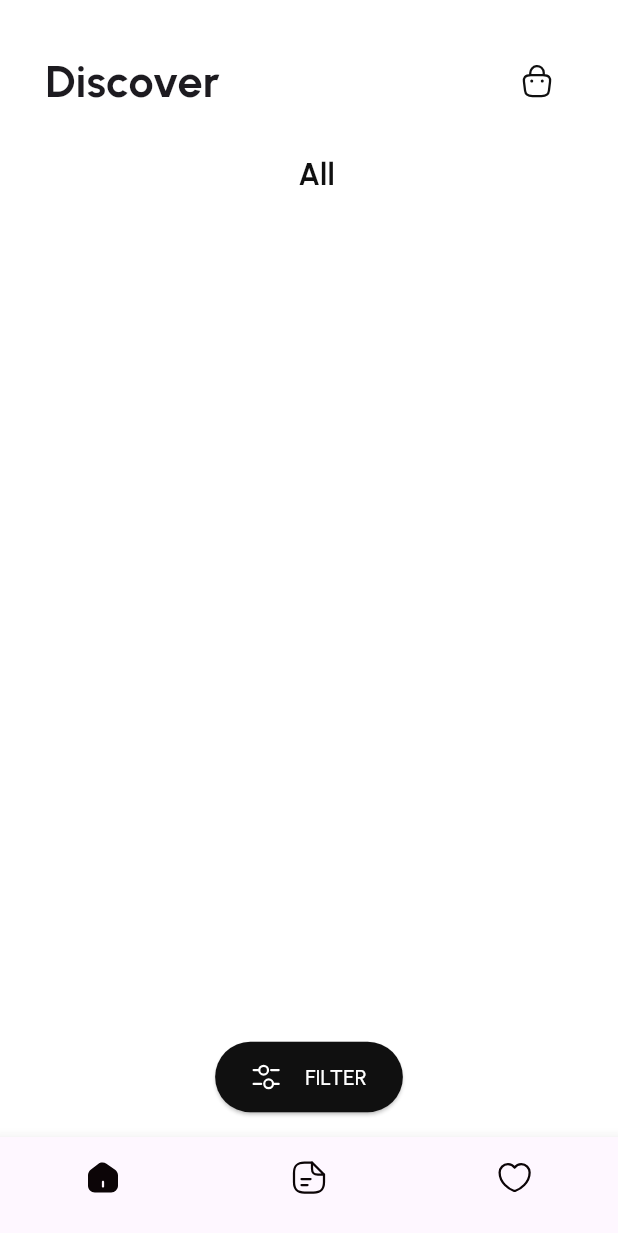
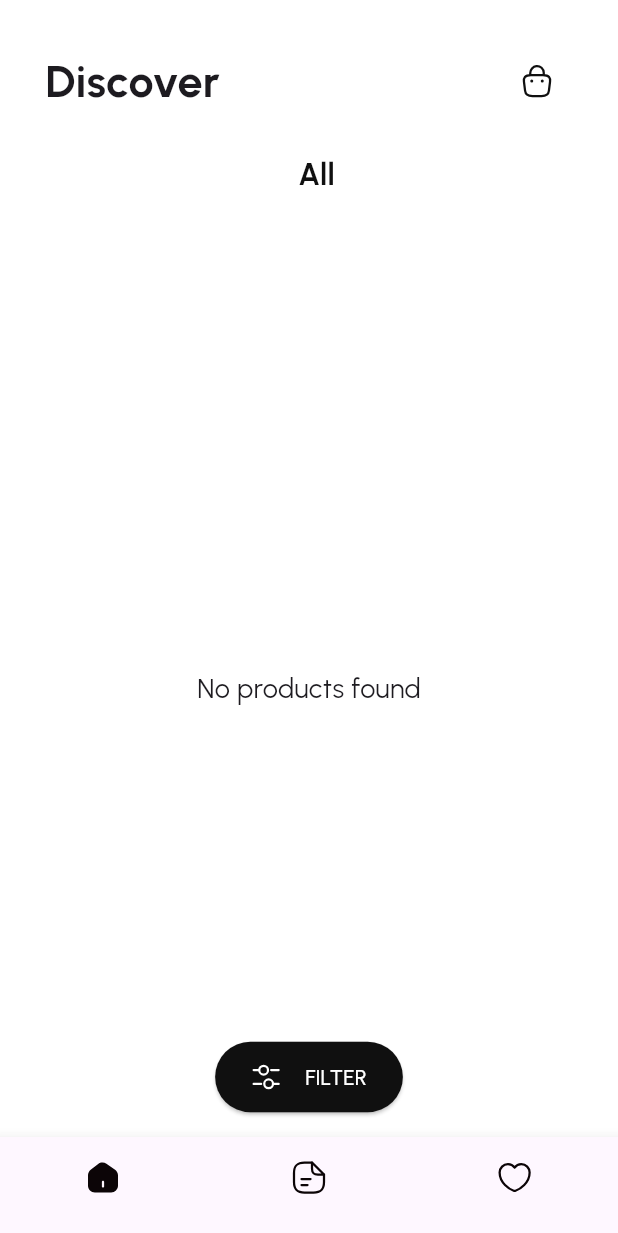
Before and after one commit to JustineUgo/shoeapp, a Flutter app: the DiscoveryScreen screen opened by its route, on a phone screen of 412 x 824 dp. Shown: the top 1233 px of the screen. Run offline on Flutter 3.47's test engine with Material 3 defaults, Android fonts, the phone set to English and light mode, and no system bars; our stand-ins replace auto_route, cloud_firestore, firebase_auth, firebase_core, flutter_svg, font_awesome_flutter and 4 more; accounts and stored records are empty.

```diff
--- a/lib/src/app/home/discovery/discovery_screen.dart
+++ b/lib/src/app/home/discovery/discovery_screen.dart
@@ -25,6 +25,7 @@ class _DiscoveryScreenState extends State<DiscoveryScreen> {
   final firebaseService = getIt<FirebaseService>();
   BrandSegment segment = BrandSegment.all;
   String brandFilter = '';
+  bool isRetrying = false;
 
   @override
   void dispose() {
@@ -51,6 +52,13 @@ class _DiscoveryScreenState extends State<DiscoveryScreen> {
       );
     }
   }
+
+  void retryFetch() {
+    setState(() {
+      isRetrying = true;
+    });
+  }
+
 
   @override
   Widget build(BuildContext context) {
@@ -79,7 +87,10 @@ class _DiscoveryScreenState extends State<DiscoveryScreen> {
                 crossAxisAlignment: CrossAxisAlignment.center,
                 children: [
                   const Text('Discover', style: TextStyle(fontSize: 30, fontWeight: FontWeight.bold)),
-                  IconButton(onPressed: () => context.router.push(const CartRoute()), icon: SvgPicture.asset(ShoeslyIcons.cartIcon)),
+                  IconButton(
+                    onPressed: () => context.router.push(const CartRoute()),
+                    icon: SvgPicture.asset(ShoeslyIcons.cartIcon),
+                  ),
                 ],
               ),
             ),
@@ -92,16 +103,17 @@ class _DiscoveryScreenState extends State<DiscoveryScreen> {
                   stream: firebaseService.getCollectionStream(collection: 'brands'),
                   builder: (context, snapshot) {
                     if (snapshot.hasError) {
-                        return const Padding(
-                          padding: EdgeInsets.only(right: 20),
-                          child: Text(
-                            'All',
-                            style: TextStyle(fontSize: 20, fontWeight: FontWeight.bold),
+                      return Column(
+                        children: [
+                          Text('Error: ${snapshot.error}'),
+                          ElevatedButton(
+                            onPressed: retryFetch,
+                            child: const  Text('Retry'),
                           ),
+                        ],
                       );
                     }
-                      //TODO: shimmer
-                      if (snapshot.connectionState == ConnectionState.waiting) {
+                    if (snapshot.connectionState == ConnectionState.waiting|| isRetrying) {
                       return const Center(child: CircularProgressIndicator());
                     }
 
@@ -122,8 +134,7 @@ class _DiscoveryScreenState extends State<DiscoveryScreen> {
                             ),
                           ),
                         ),
-                          ...data.docs.map(
-                            (doc) {
+                        ...data.docs.map((doc) {
                           Brand brand = Brand.fromJson(doc.data() as Map<String, Object?>);
                           return InkWell(
                             onTap: () {
@@ -146,11 +157,11 @@ class _DiscoveryScreenState extends State<DiscoveryScreen> {
                               ),
                             ),
                           );
+                        }),
+                      ],
+                    );
                   },
                 ),
-                        ],
-                      );
-                    }),
               ),
             ),
             const SizedBox(height: 30),
@@ -164,9 +175,16 @@ class _DiscoveryScreenState extends State<DiscoveryScreen> {
                   if (userSnapshot.connectionState == ConnectionState.waiting) {
                     return const Center(child: CircularProgressIndicator());
                   }
-
                   if (userSnapshot.hasError) {
-                      return const Center(child: Text('Something went wrong'));
+                    return Center(child: Column(
+                      children: [
+                        Text('Error: ${userSnapshot.error}'),
+                        ElevatedButton(
+                          onPressed: retryFetch,
+                          child: const  Text('Retry'),
+                        ),
+                      ],
+                    ));
                   }
 
                   final userDoc = userSnapshot.data;
@@ -179,15 +197,30 @@ class _DiscoveryScreenState extends State<DiscoveryScreen> {
                       ref: segment == BrandSegment.brand ? FirebaseFirestore.instance.collection('brands').doc(brandFilter) : null,
                     ),
                     builder: (context, snapshot) {
-                          if (snapshot.hasError) {
-                            return const Center(child: Text('Something went wrong'));
+                      if (snapshot.hasError) {return Center(child: Column(
+                          children: [
+                            Text('Error: ${snapshot.error}'),
+                            ElevatedButton(
+                              onPressed: retryFetch,
+                              child: const Text('Retry'),
+                            ),
+                          ],
+                        ));
                       }
-
-                          if (snapshot.connectionState == ConnectionState.waiting) {
+                      if (snapshot.connectionState == ConnectionState.waiting|| isRetrying) {
                         return const Center(child: CircularProgressIndicator());
                       }
 
                       final data = snapshot.requireData;
+
+                      if (data.size == 0) {
+                        return const Center(
+                          child: Text(
+                            'No products found',
+                            style: TextStyle(fontSize: 18),
+                          ),
+                        );
+                      }
 
                       return GridView.count(
                         controller: controller,
@@ -196,20 +229,23 @@ class _DiscoveryScreenState extends State<DiscoveryScreen> {
                         mainAxisSpacing: 30,
                         childAspectRatio: .68,
                         padding: const EdgeInsets.symmetric(horizontal: 30),
-                            children: List.generate(data.size, (index) {
-                              Map<String, Object?> json = data.docs[index].data() as Map<String, Object?>;
+                        children: data.docs.map((doc) {
+                          Map<String, Object?> json = doc.data() as Map<String, Object?>;
                           Product product = Product.fromJson(json);
                           product = product.copyWith(isBookmarked: user.wishlist.contains(product.id));
                           DocumentReference brand = json['brand'] as DocumentReference;
+
                           return ProductWidget(
                             product: product,
                             brand: brand,
                             onWishlist: (productId) => onWishlist(product),
                           );
-                            }),
+                        }).toList(),
                       );
-                        });
-                  }),
+                    },
+                  );
+                },
+              ),
             ),
           ],
         ),
```
Also changed, not shown: lib/src/app/wishlist/wishlist_screen.dart (+27 -4 lines). Lines whose indentation alone changed are shown as unchanged.
